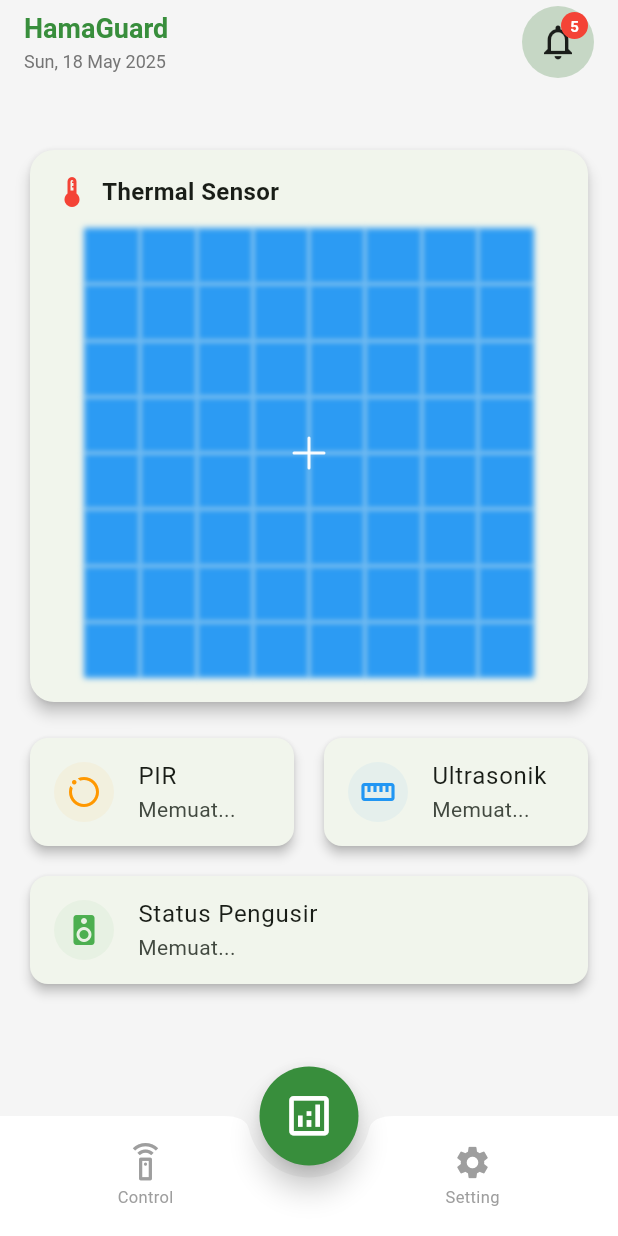
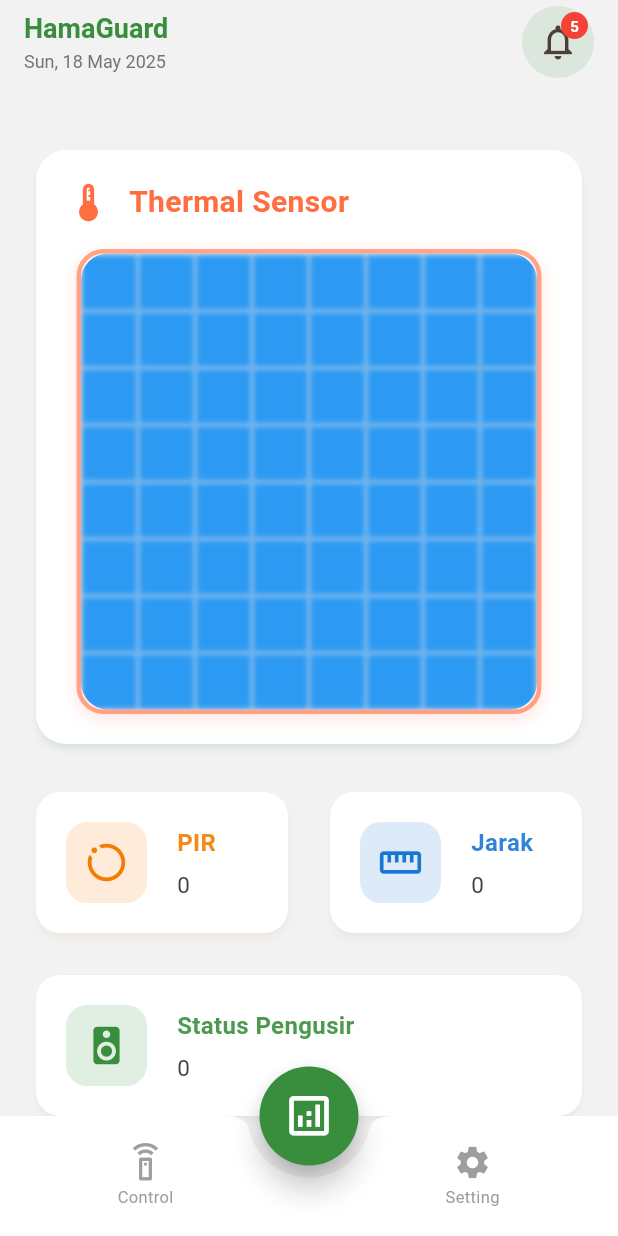
Before and after one commit to IQ1341/HamaGuardApp, a Flutter app: the screen it shows after launch, on a phone screen of 412 x 824 dp. Run offline on Flutter 3.47's test engine with Material 3 defaults, Android fonts, the light colour scheme and no system bars; our stand-ins replace firebase_core, firebase_database; accounts and stored records are empty.

Commit message:
update thermal logic

```diff
--- a/lib/screens/dashboard/dashboard_screen.dart
+++ b/lib/screens/dashboard/dashboard_screen.dart
@@ -16,9 +16,9 @@ class _DashboardScreenState extends State<DashboardScreen> {
   late DatabaseReference _thermalRef;
 
   Map<String, dynamic> sensorData = {
-    'PIR': 'Memuat...',
-    'Ultrasonik': 'Memuat...',
-    'Status Pengusir': 'Memuat...',
+    'PIR': '0',
+    'Ultrasonik': '0',
+    'Status Pengusir': '0',
   };
 
   List<double> thermalData = List.filled(64, 0.0);
@@ -30,7 +30,6 @@ class _DashboardScreenState extends State<DashboardScreen> {
     _sensorRef = FirebaseDatabase.instance.ref('sensor');
     _thermalRef = FirebaseDatabase.instance.ref('thermal/temperatures');
 
-    // Listener sensor data
     _sensorRef.onValue.listen((event) {
       final data = event.snapshot.value;
       if (data != null && data is Map) {
@@ -46,11 +45,9 @@ class _DashboardScreenState extends State<DashboardScreen> {
       }
     });
 
-    // Listener thermal data
     _thermalRef.onValue.listen((event) {
       final data = event.snapshot.value;
       if (data != null) {
-        // Firebase RTDB terkadang mengirim List<dynamic> atau Map<dynamic,dynamic>
         List<double> temps = [];
         if (data is List) {
           temps = data.map<double>((e) {
@@ -58,7 +55,6 @@ class _DashboardScreenState extends State<DashboardScreen> {
             return 0.0;
           }).toList();
         } else if (data is Map) {
-          // Jika data disimpan sebagai Map index:string -> value
           temps = List<double>.filled(64, 0);
           data.forEach((key, value) {
             int idx = int.tryParse(key) ?? -1;
@@ -82,7 +78,7 @@ class _DashboardScreenState extends State<DashboardScreen> {
   @override
   Widget build(BuildContext context) {
     return Scaffold(
-      backgroundColor: Colors.grey[100],
+      backgroundColor: const Color.fromARGB(255, 242, 242, 242),
       appBar: CustomHeader(
         deviceName: 'HamaGuard',
         notificationCount: 5,
@@ -94,39 +90,47 @@ class _DashboardScreenState extends State<DashboardScreen> {
         },
       ),
       body: SingleChildScrollView(
-        padding: const EdgeInsets.all(16.0),
+        padding: const EdgeInsets.symmetric(horizontal: 20, vertical: 16),
         child: Column(
           children: [
-            // Thermal Sensor
+            // Thermal Sensor Card
             Card(
-              elevation: 4,
               shape: RoundedRectangleBorder(
-                  borderRadius: BorderRadius.circular(16)),
+                borderRadius: BorderRadius.circular(20),
+              ),
+              elevation: 2,
+              shadowColor: Colors.green.withOpacity(0.2),
+              color: Colors.white,
               child: Padding(
-                padding: const EdgeInsets.all(16.0),
+                padding:
+                    const EdgeInsets.symmetric(horizontal: 20, vertical: 20),
                 child: Column(
                   crossAxisAlignment: CrossAxisAlignment.start,
                   children: [
                     Row(
                       children: const [
-                        Icon(Icons.thermostat_outlined, color: Colors.red),
-                        SizedBox(width: 8),
+                        Icon(Icons.thermostat_outlined,
+                            color: Colors.deepOrangeAccent, size: 30),
+                        SizedBox(width: 12),
                         Text(
                           'Thermal Sensor',
                           style: TextStyle(
-                              fontWeight: FontWeight.bold, fontSize: 16),
+                            fontWeight: FontWeight.w600,
+                            fontSize: 20,
+                            color: Colors.deepOrangeAccent,
+                          ),
                         ),
                       ],
                     ),
-                    const SizedBox(height: 12),
+                    const SizedBox(height: 16),
                     ThermalHeatmap(temperatures: thermalData),
                   ],
                 ),
               ),
             ),
-            const SizedBox(height: 16),
+            const SizedBox(height: 24),
 
-            // PIR & Ultrasonik
+            // Sensor Cards row (PIR & Ultrasonik)
             Row(
               children: [
                 Expanded(
@@ -134,28 +138,29 @@ class _DashboardScreenState extends State<DashboardScreen> {
                     title: 'PIR',
                     value: sensorData['PIR'] ?? '-',
                     icon: Icons.motion_photos_on_outlined,
-                    color: Colors.orange,
+                    color: Colors.orange.shade700,
                   ),
                 ),
-                const SizedBox(width: 12),
+                const SizedBox(width: 20),
                 Expanded(
                   child: SensorCard(
-                    title: 'Ultrasonik',
+                    title: 'Jarak',
                     value: sensorData['Ultrasonik'] ?? '-',
                     icon: Icons.straighten,
-                    color: Colors.blue,
+                    color: Colors.blue.shade700,
                   ),
                 ),
               ],
             ),
-            const SizedBox(height: 12),
+            const SizedBox(height: 20),
 
             // Status Pengusir
             SensorCard(
               title: 'Status Pengusir',
               value: sensorData['Status Pengusir'] ?? '-',
               icon: Icons.speaker,
-              color: Colors.green,
+              color: Colors.green.shade700,
+              isWide: true,
             ),
           ],
         ),
@@ -169,6 +174,7 @@ class SensorCard extends StatelessWidget {
   final String value;
   final IconData icon;
   final Color color;
+  final bool isWide;
 
   const SensorCard({
     super.key,
@@ -176,20 +182,56 @@ class SensorCard extends StatelessWidget {
     required this.value,
     required this.icon,
     required this.color,
+    this.isWide = false,
   });
 
   @override
   Widget build(BuildContext context) {
     return Card(
-      elevation: 3,
-      shape: RoundedRectangleBorder(borderRadius: BorderRadius.circular(12)),
-      child: ListTile(
-        leading: CircleAvatar(
-          backgroundColor: color.withAlpha(15),
-          child: Icon(icon, color: color),
+      shape: RoundedRectangleBorder(borderRadius: BorderRadius.circular(16)),
+      elevation: 2, // shadow tipis
+      shadowColor: color.withOpacity(0.1), // lebih transparan
+      color: Colors.white,
+      child: Container(
+        width: isWide ? double.infinity : null,
+        padding: const EdgeInsets.symmetric(vertical: 20, horizontal: 20),
+        child: Row(
+          children: [
+            Container(
+              decoration: BoxDecoration(
+                color: color.withOpacity(0.15),
+                borderRadius: BorderRadius.circular(14),
+              ),
+              padding: const EdgeInsets.all(12),
+              child: Icon(icon, size: 30, color: color),
+            ),
+            const SizedBox(width: 20),
+            Expanded(
+              child: Column(
+                crossAxisAlignment: CrossAxisAlignment.start,
+                children: [
+                  Text(
+                    title,
+                    style: TextStyle(
+                      color: color.withOpacity(0.9),
+                      fontWeight: FontWeight.w600,
+                      fontSize: 16,
+                    ),
+                  ),
+                  const SizedBox(height: 6),
+                  Text(
+                    value,
+                    style: TextStyle(
+                      fontWeight: FontWeight.w400,
+                      fontSize: 15,
+                      color: Colors.grey[800],
+                    ),
+                  ),
+                ],
+              ),
+            ),
+          ],
         ),
-        title: Text(title),
-        subtitle: Text(value),
       ),
     );
   }
--- a/lib/screens/main_screen.dart
+++ b/lib/screens/main_screen.dart
@@ -70,7 +70,7 @@ class _MainScreenState extends State<MainScreen> {
         child: FloatingActionButton(
           onPressed: () => _onItemTapped(0), // Dashboard / Monitoring di tengah
           backgroundColor:
-              _selectedIndex == 0 ? Colors.green[700] : Colors.green[400],
+              _selectedIndex == 0 ? const Color.fromRGBO(56, 142, 60, 1) : Colors.green[400],
           elevation: _selectedIndex == 0 ? 8 : 4,
           shape: RoundedRectangleBorder(
             borderRadius: BorderRadius.circular(35),
@@ -87,7 +87,7 @@ class _MainScreenState extends State<MainScreen> {
           shape: const CircularNotchedRectangle(),
           notchMargin: 8,
           elevation: 8,
-          color: Colors.white,
+          color: const Color.fromARGB(255, 255, 255, 255),
           child: SizedBox(
             height: 60,
             child: Row(
--- a/lib/widgets/costum_header.dart
+++ b/lib/widgets/costum_header.dart
@@ -69,7 +69,7 @@ class _CustomHeaderState extends State<CustomHeader> {
                   style: const TextStyle(
                     fontSize: 18,
                     fontWeight: FontWeight.w600,
-                    color: Color.fromARGB(255, 56, 142, 60),
+                    color: Color.fromRGBO(56, 142, 60, 1),
                   ),
                 ),
                 const SizedBox(height: 4),
@@ -90,7 +90,7 @@ class _CustomHeaderState extends State<CustomHeader> {
           Padding(
             padding: const EdgeInsets.only(left: 8.0),
             child: Material(
-              color: const Color.fromARGB(255, 198, 215, 197),
+              color: const Color.fromARGB(255, 219, 230, 221),
               shape: const CircleBorder(),
               child: Stack(
                 clipBehavior: Clip.none,
@@ -98,7 +98,7 @@ class _CustomHeaderState extends State<CustomHeader> {
                   IconButton(
                     padding: const EdgeInsets.all(8),
                     icon: const Icon(Icons.notifications_none,
-                        color: Colors.black87, size: 28),
+                        color: Color.fromARGB(221, 57, 35, 35), size: 28),
                     onPressed: widget.onNotificationTap ??
                         () {
                           ScaffoldMessenger.of(context).showSnackBar(
--- a/lib/widgets/thermal_heatmap.dart
+++ b/lib/widgets/thermal_heatmap.dart
@@ -8,11 +8,33 @@ class ThermalHeatmap extends StatelessWidget {
   @override
   Widget build(BuildContext context) {
     return Center(
-      child: SizedBox(
-        width: 300,
-        height: 300,
-        child: CustomPaint(
-          painter: _ThermalPainter(temperatures),
+      child: Container(
+        width: 310,
+        height: 310,
+        decoration: BoxDecoration(
+          borderRadius: BorderRadius.circular(18),
+          border: Border.all(
+            color: Colors.deepOrangeAccent.withOpacity(0.6),
+            width: 3,
+          ),
+          boxShadow: [
+            BoxShadow(
+              color: Colors.deepOrangeAccent.withOpacity(0.15),
+              blurRadius: 8,
+              spreadRadius: 1,
+              offset: Offset(0, 3),
+            ),
+          ],
+        ),
+        child: ClipRRect(
+          borderRadius: BorderRadius.circular(18),
+          child: SizedBox(
+            width: 300,
+            height: 300,
+            child: CustomPaint(
+              painter: _ThermalPainter(temperatures),
+            ),
+          ),
         ),
       ),
     );
@@ -50,13 +72,7 @@ class _ThermalPainter extends CustomPainter {
       }
     }
 
-    final center = Offset(size.width / 2, size.height / 2);
-    final plusPaint = Paint()
-      ..color = Colors.white.withOpacity(0.95)
-      ..strokeWidth = 2
-      ..strokeCap = StrokeCap.round;
-    canvas.drawLine(center - const Offset(10, 0), center + const Offset(10, 0), plusPaint);
-    canvas.drawLine(center - const Offset(0, 10), center + const Offset(0, 10), plusPaint);
+    // Garis putih di tengah dihilangkan (dihapus)
   }
 
   Color _getColorForTemp(double t) {
```
